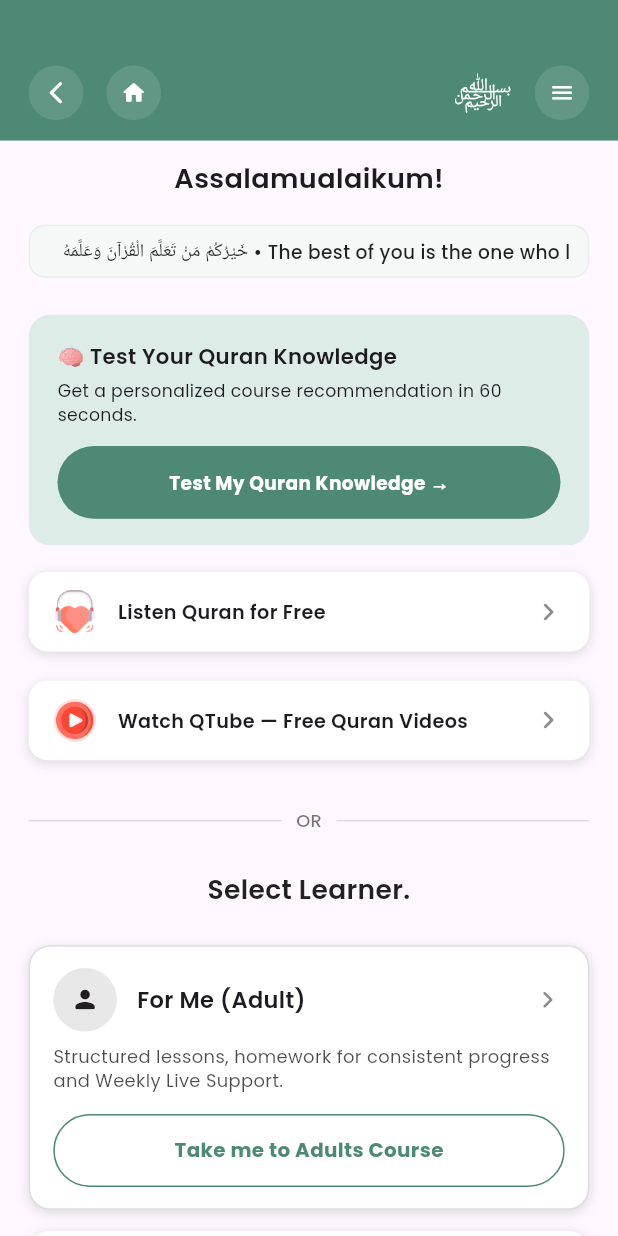
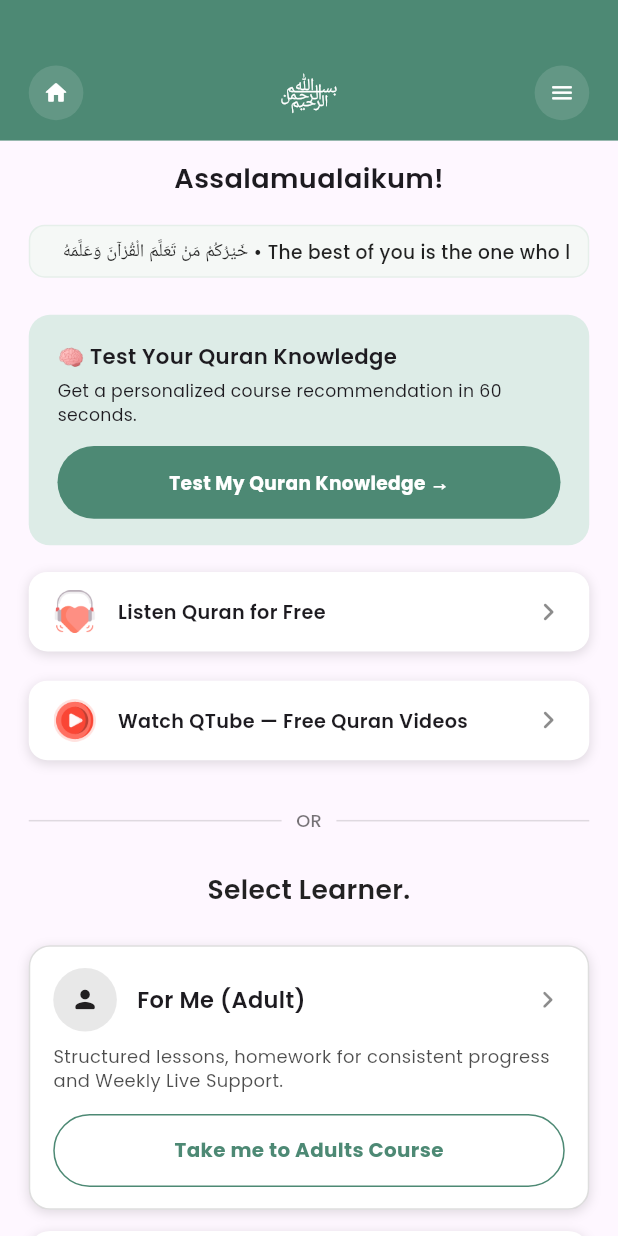
Before and after one commit to rumaanrehan/AzanGuru, a Flutter app: the HomePage screen opened by its route, on a phone screen of 412 x 824 dp. Run offline on Flutter 3.47's test engine with Material 3 defaults, Android fonts, the light colour scheme and no system bars; drawn by our look-alikes of marquee, overlay_support; our stand-ins replace app_links, audioplayers, bubble, cached_network_image, chewie, connectivity_plus and 26 more; missing offline and left inert: audio_waveforms, flutter_meta_sdk, record, whatsapp_unilink; accounts and stored records are empty; network calls fail; statements that could not run were skipped.

Commit message:
Transfer Code to Bilal

```diff
--- /dev/null
+++ b/lib/common/route_observer.dart
@@ -0,0 +1,6 @@
+import 'package:flutter/widgets.dart';
+
+/// Global RouteObserver used across the entire app.
+/// This allows widgets to respond to navigation changes (push, pop, etc.)
+final RouteObserver<ModalRoute<void>> routeObserver =
+RouteObserver<ModalRoute<void>>();
--- a/lib/main.dart
+++ b/lib/main.dart
@@ -25,6 +25,8 @@
 
 
 final GlobalKey<NavigatorState> navigatorKey = GlobalKey<NavigatorState>();
+final RouteObserver<ModalRoute<void>> routeObserver = RouteObserver<ModalRoute<void>>();
+
 
 /// Runs the main application.
 Future<void> main() async {
--- a/lib/route/app_routes.dart
+++ b/lib/route/app_routes.dart
@@ -30,6 +30,8 @@
 import 'package:azan_guru_mobile/ui/course_module/course_selection_screen.dart';
 import 'package:azan_guru_mobile/ui/course_module/course_screen.dart';
 import 'package:azan_guru_mobile/ui/my_course/my_course_page.dart';
+
+import 'package:flutter/material.dart';
 
 
 class AppPages {
--- a/lib/ui/app.dart
+++ b/lib/ui/app.dart
@@ -28,6 +28,8 @@
 // use your existing LoginBloc + login model
 import 'package:azan_guru_mobile/bloc/lrf_module/login_module/login_bloc.dart';
 import 'package:azan_guru_mobile/ui/model/mdl_login_param.dart';
+
+import 'package:azan_guru_mobile/common/route_observer.dart';
 
 
 
@@ -356,7 +358,7 @@
               // Set the initial route for the app.
               //initialRoute: _initMainScreen(),
               // Set the navigator observers for the app.
-              navigatorObservers: [RouteChangeObserver()],
+              navigatorObservers: [routeObserver],
               // Set the app's routes.
               getPages: AppPages.routes,
               // Set the app's locale.
--- a/lib/ui/home_module/course_detail_module/course_detail_page.dart
+++ b/lib/ui/home_module/course_detail_module/course_detail_page.dart
@@ -594,7 +594,7 @@
                           Row(
                             children: [
                               Text(
-                                isMonthlyCourse ? '999' : 'FREE',
+                                isMonthlyCourse ? '999' : '999',
                                 style: AppFontStyle.poppinsBold.copyWith(
                                   fontSize: 22.sp,
                                   color: AppColors.cardTextColor,
@@ -602,7 +602,7 @@
                               ),
                               SizedBox(width: 5.w),
                               Text(
-                                isMonthlyCourse ? '' : '999',
+                                isMonthlyCourse ? '' : '2499',
                                 style: AppFontStyle.poppinsRegular.copyWith(
                                   fontSize: 22.sp,
                                   decoration: TextDecoration.lineThrough,
@@ -611,7 +611,7 @@
                               ),
                               SizedBox(width: 10.w),
                               Text(
-                                isMonthlyCourse ? 'Monthly' : 'For 3 Months',
+                                isMonthlyCourse ? 'Monthly' : 'For 6 Months',
                                 style: AppFontStyle.poppinsRegular.copyWith(
                                   fontSize: 12.sp,
                                   color: AppColors.cardTextColor,
--- a/lib/ui/home_module/home_page.dart
+++ b/lib/ui/home_module/home_page.dart
@@ -121,8 +121,7 @@
           ),
 
           // Header bar
-          Container
-            (
+          Container(
             color: const Color(0xFF4D8974),
             padding: EdgeInsets.only(
               left: 20.w,
@@ -132,52 +131,36 @@
             ),
             child: SizedBox(
               height: 48.h,
-              child: Stack(
-                alignment: Alignment.center,
+              child: Row(
+                mainAxisAlignment: MainAxisAlignment.spaceBetween, // 👈 evenly spread items
+                crossAxisAlignment: CrossAxisAlignment.center,
                 children: [
-                  // Left: Back + Home
-                  Align(
-                    alignment: Alignment.centerLeft,
-                    child: Row(
-                      mainAxisSize: MainAxisSize.min,
-                      children: [
-                        _headerIcon(
-                          context: context,
-                          icon: Icons.arrow_back_ios_new_rounded,
-                          onTap: () => Get.back(),
-                        ),
-                        SizedBox(width: 16.w),
+                  // Left: Home button
                   _headerIcon(
                     context: context,
                     icon: Icons.home_rounded,
                     onTap: () => Get.offAllNamed(Routes.tabBarPage),
                   ),
-                      ],
-                    ),
-                  ),
 
-                  // Right: Basmala + Menu
-                  Align(
-                    alignment: Alignment.centerRight,
-                    child: Row(
-                      mainAxisSize: MainAxisSize.min,
-                      children: [
-                        Text(
+                  // Center: Bismillah text
+                  Expanded(
+                    child: Center(
+                      child: Text(
                         "﷽",
-                          textAlign: TextAlign.right,
+                        textAlign: TextAlign.center,
                         style: AppFontStyle.dmSansRegular.copyWith(
                           fontSize: 22.5.sp,
                           color: Colors.white,
                         ),
                       ),
-                        SizedBox(width: 16.w),
+                    ),
+                  ),
+
+                  // Right: Menu button
                   _headerIcon(
                     context: context,
                     icon: Icons.menu_rounded,
                     onTap: () => Get.toNamed(Routes.menuPage),
-                        ),
-                      ],
-                    ),
                   ),
                 ],
               ),
--- a/lib/ui/home_module/plan_screen.dart
+++ b/lib/ui/home_module/plan_screen.dart
@@ -262,7 +262,7 @@
               ),
               SizedBox(width: 5.w),
               Text(
-                'One time payment',
+                'One time',
                 style: AppFontStyle.poppinsRegular.copyWith(
                   fontSize: 15.sp,
                   color: AppColors.white,
@@ -288,7 +288,7 @@
           ),
           SizedBox(height: 5.h),
           Text(
-            '✓ Response to Daily Sabaq Recordings (Standard)',
+            '✓ Access to Forums and Groups',
             style: AppFontStyle.poppinsRegular.copyWith(
               fontSize: 17.sp,
               color: AppColors.white,
@@ -388,7 +388,7 @@
               ),
               SizedBox(width: 5.w),
               Text(
-                'For 6 months',
+                'per month',
                 style: AppFontStyle.poppinsRegular.copyWith(
                   fontSize: 15.sp,
                   color: AppColors.cardTextColor,
--- a/pubspec.yaml
+++ b/pubspec.yaml
@@ -16,7 +16,7 @@
 # https://developer.apple.com/library/archive/documentation/General/Reference/InfoPlistKeyReference/Articles/CoreFoundationKeys.html
 # In Windows, build-name is used as the major, minor, and patch parts
 # of the product and file versions while build-number is used as the build suffix.
-version: 3.7.0+367
+version: 3.7.2+369
 
 environment:
   sdk: '>=3.2.3 <4.0.0'
```
Also changed, not shown: lib/ui/course_module/course_screen.dart (+98 -43 lines), lib/ui/course_module/course_selection_screen.dart (+51 -21 lines), lib/ui/help_module/help_page.dart (+10 -0 lines), 15 other files. Lines whose indentation alone changed are shown as unchanged.
